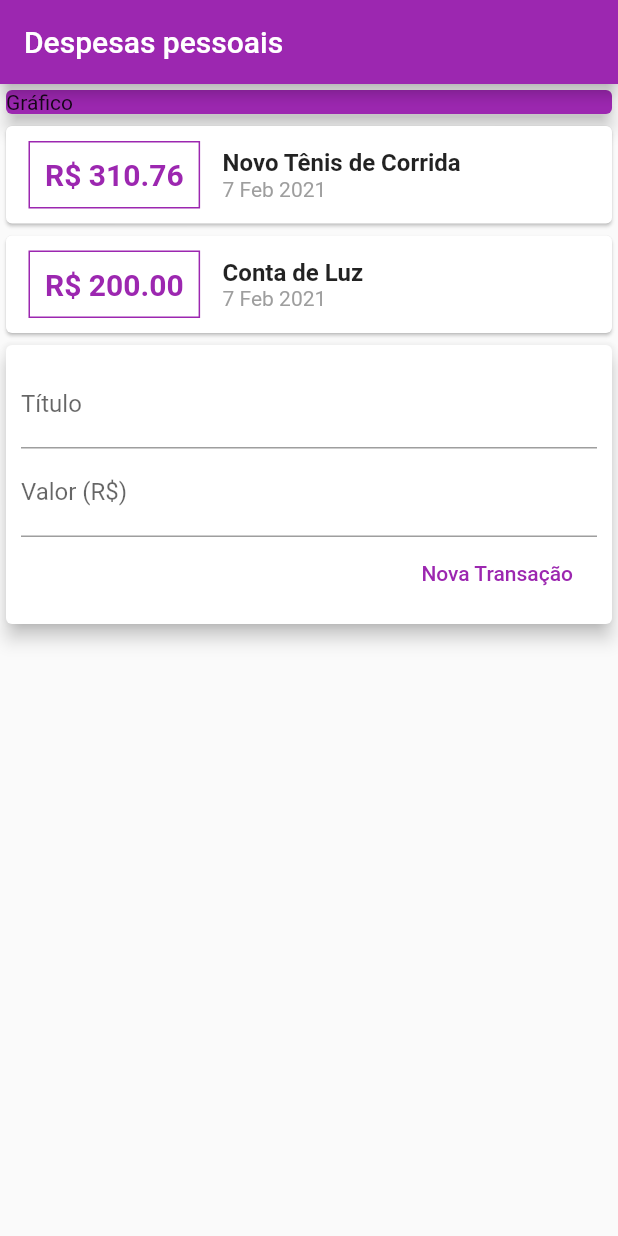
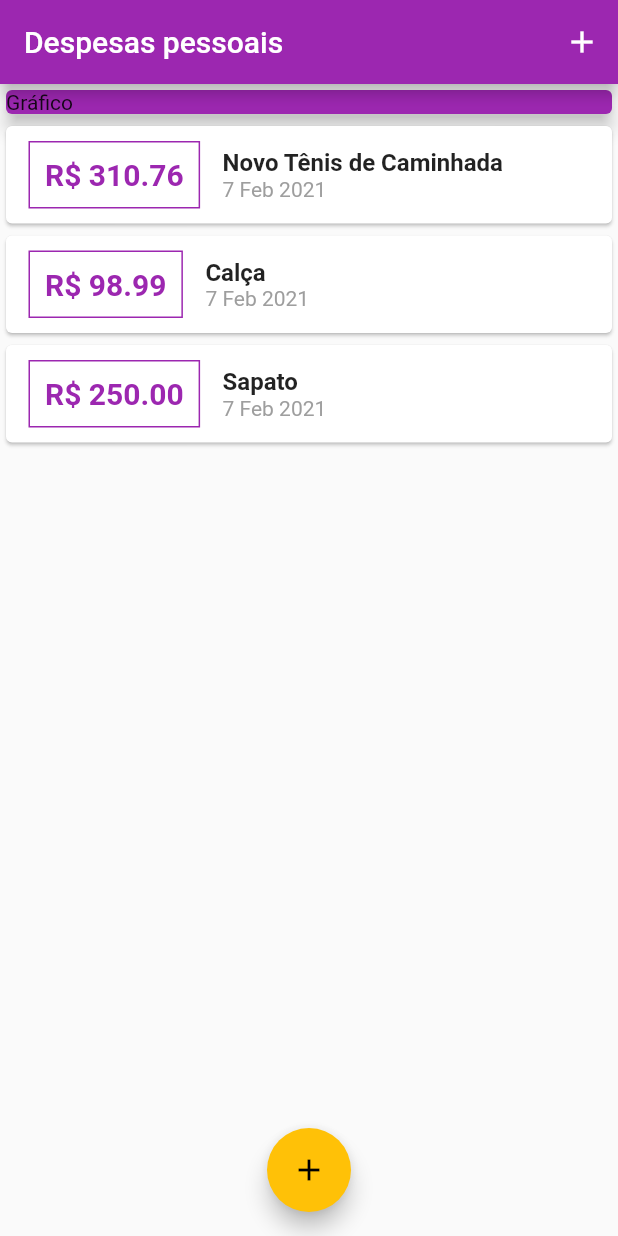
Before and after one commit to douglasabraga/expenses, a Flutter app: the screen it shows after launch, on a phone screen of 412 x 824 dp. Run offline on Flutter 3.47's test engine with Material 2 defaults, Android fonts, the phone set to English and light mode, and no system bars.

Commit message:
Definido cor tema da app

```diff
--- /dev/null
+++ b/lib/components/transaction_list.dart
@@ -0,0 +1,68 @@
+import 'package:expenses/models/transaction.dart';
+import 'package:flutter/material.dart';
+import '../models/transaction.dart';
+
+import 'package:intl/intl.dart';
+
+class TransactionList extends StatelessWidget {
+  final List<Transaction> transactions;
+
+  TransactionList(this.transactions);
+
+  @override
+  Widget build(BuildContext context) {
+    return Container(
+      height: 300,
+      child: ListView.builder(
+        itemCount: transactions.length,
+        itemBuilder: (ctx, index) {
+          final tr = transactions[index];
+          return Card(
+            child: Row(
+              children: [
+                Container(
+                  margin: EdgeInsets.symmetric(
+                    horizontal: 15,
+                    vertical: 10,
+                  ),
+                  decoration: BoxDecoration(
+                    border: Border.all(
+                      color: Theme.of(context).primaryColor,
+                    ),
+                  ),
+                  padding: EdgeInsets.all(10),
+                  child: Text(
+                    'R\$ ${tr.value.toStringAsFixed(2)}',
+                    style: TextStyle(
+                      fontWeight: FontWeight.bold,
+                      fontSize: 20,
+                      color: Theme.of(context).primaryColor,
+                    ),
+                  ),
+                ),
+                Column(
+                  crossAxisAlignment: CrossAxisAlignment.start,
+                  children: [
+                    Text(
+                      tr.title,
+                      style: TextStyle(
+                        fontSize: 16,
+                        fontWeight: FontWeight.bold,
+                      ),
+                    ),
+                    Text(
+                      DateFormat('d MMM y').format(tr.date),
+                      style: TextStyle(
+                        color: Colors.grey,
+                      ),
+                    ),
+                  ],
+                ),
+              ],
+            ),
+          );
+        },
+      ),
+    );
+  }
+}
--- a/lib/main.dart
+++ b/lib/main.dart
@@ -1,130 +1,106 @@
-import 'package:expenses/models/transaction.dart';
+import 'components/transaction_form.dart';
 import 'package:flutter/material.dart';
-import 'package:intl/intl.dart';
+import 'dart:math';
+import 'components/transaction_list.dart';
+import 'models/transaction.dart';
 
 main() => runApp(ExpensesApp());
 
 class ExpensesApp extends StatelessWidget {
   @override
   Widget build(BuildContext context) {
-    return MaterialApp(home: MyHomePage());
+    return MaterialApp(
+      home: MyHomePage(),
+      theme: ThemeData(
+        primarySwatch: Colors.purple,
+        accentColor: Colors.amber,
+      ),
+    );
   }
 }
 
-class MyHomePage extends StatelessWidget {
+class MyHomePage extends StatefulWidget {
+  @override
+  _MyHomePageState createState() => _MyHomePageState();
+}
+
+class _MyHomePageState extends State<MyHomePage> {
   final _transactions = [
     Transaction(
       id: 't1',
-      title: 'Novo Tênis de Corrida',
+      title: 'Novo Tênis de Caminhada',
       value: 310.76,
       date: DateTime.now(),
     ),
     Transaction(
       id: 't2',
-      title: 'Conta de Luz',
-      value: 200.00,
+      title: 'Calça',
+      value: 98.99,
       date: DateTime.now(),
-    )
+    ),
+    Transaction(
+      id: 't3',
+      title: 'Sapato',
+      value: 250,
+      date: DateTime.now(),
+    ),
   ];
+
+  _addTransaction(String title, double value) {
+    final newTransaction = Transaction(
+      id: Random().nextDouble().toString(),
+      title: title,
+      value: value,
+      date: DateTime.now(),
+    );
+
+    setState(() {
+      _transactions.add(newTransaction);
+    });
+
+    Navigator.of(context).pop();
+  }
+
+  _openTransactionFormModal(BuildContext context) {
+    showModalBottomSheet(
+        context: context,
+        builder: (ctx) {
+          return TransactionForm(_addTransaction);
+        });
+  }
 
   @override
   Widget build(BuildContext context) {
     return Scaffold(
       appBar: AppBar(
-        backgroundColor: Colors.purple,
         title: Text("Despesas pessoais"),
+        actions: [
+          IconButton(
+            icon: Icon(Icons.add),
+            onPressed: () => _openTransactionFormModal(context),
           ),
-      body: Column(
+        ],
+      ),
+      body: SingleChildScrollView(
+        child: Column(
           crossAxisAlignment: CrossAxisAlignment.stretch,
           children: [
             Container(
-            width: double.infinity,
               child: Card(
                 color: Colors.purple,
                 child: Text('Gráfico'),
                 elevation: 5,
               ),
             ),
-          Column(
-            children: _transactions.map((tr) {
-              return Card(
-                child: Row(
-                  children: [
-                    Container(
-                      margin: EdgeInsets.symmetric(
-                        horizontal: 15,
-                        vertical: 10,
-                      ),
-                      decoration: BoxDecoration(
-                        border: Border.all(
-                          color: Colors.purple,
-                        ),
-                      ),
-                      padding: EdgeInsets.all(10),
-                      child: Text(
-                        'R\$ ${tr.value.toStringAsFixed(2)}',
-                        style: TextStyle(
-                          fontWeight: FontWeight.bold,
-                          fontSize: 20,
-                          color: Colors.purple,
-                        ),
-                      ),
-                    ),
-                    Column(
-                      crossAxisAlignment: CrossAxisAlignment.start,
-                      children: [
-                        Text(
-                          tr.title,
-                          style: TextStyle(
-                            fontSize: 16,
-                            fontWeight: FontWeight.bold,
-                          ),
-                        ),
-                        Text(
-                          DateFormat('d MMM y').format(tr.date),
-                          style: TextStyle(
-                            color: Colors.grey,
-                          ),
-                        ),
-                      ],
-                    ),
-                  ],
-                ),
-              );
-            }).toList(),
-          ),
-          Card(
-            elevation: 5,
-            child: Padding(
-              padding: const EdgeInsets.all(10),
-              child: Column(
-                children: [
-                  TextField(
-                    decoration: InputDecoration(
-                      labelText: 'Título',
-                    ),
-                  ),
-                  TextField(
-                    decoration: InputDecoration(
-                      labelText: 'Valor (R\$)',
-                    ),
-                  ),
-                  Row(
-                    mainAxisAlignment: MainAxisAlignment.end,
-                    children: [
-                      FlatButton(
-                        child: Text('Nova Transação'),
-                        textColor: Colors.purple,
-                        onPressed: () {},
-                      ),
-                    ],
-                  ),
+            TransactionList(_transactions),
           ],
         ),
       ),
-          )
-        ],
+      floatingActionButton: FloatingActionButton(
+        child: Icon(Icons.add),
+        onPressed: () => _openTransactionFormModal(context),
       ),
+      floatingActionButtonLocation: FloatingActionButtonLocation.centerFloat,
     );
   }
 }
```
Also changed, not shown: lib/components/transaction_form.dart (added, +66 -0 lines), 1 other file. Lines whose indentation alone changed are shown as unchanged.
